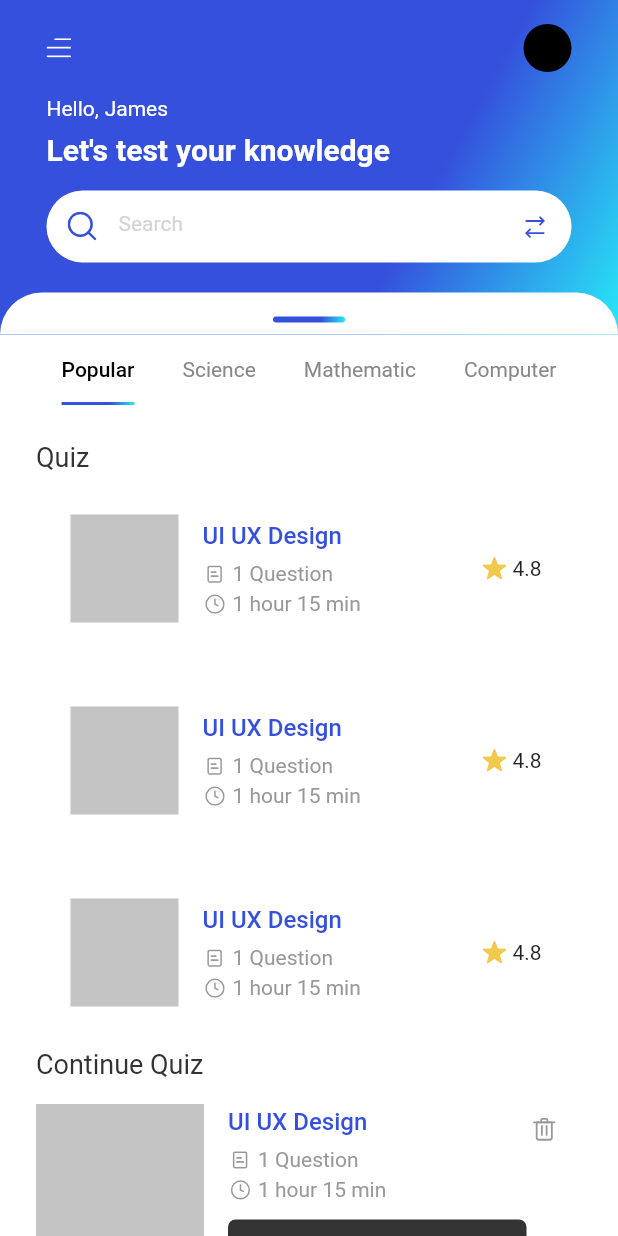
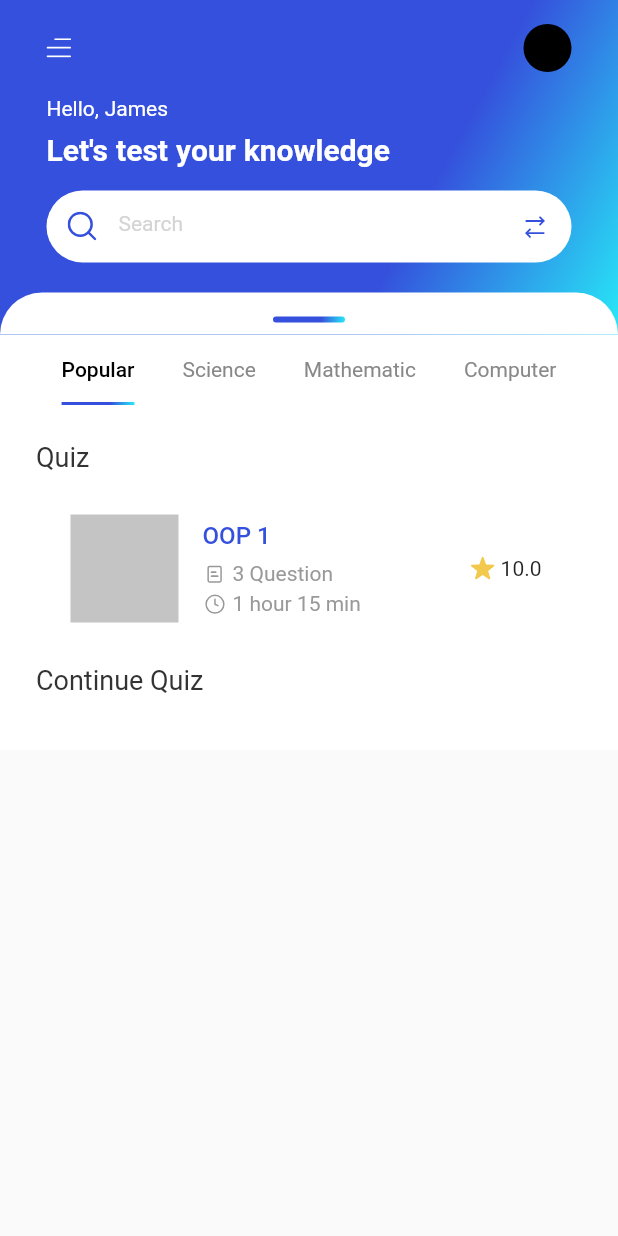
Before and after one commit to ngodat213/quiz_app, a Flutter app: the screen it shows after launch, on a phone screen of 412 x 824 dp. Run offline on Flutter 3.47's test engine with Material 2 defaults, Android fonts, the phone set to English and light mode, and no system bars; our stand-ins replace flutter_svg, google_fonts; Roboto replaces fonts that are missing (Ubuntu).

```diff
--- a/lib/main.dart
+++ b/lib/main.dart
@@ -1,6 +1,5 @@
 import 'package:flutter/material.dart';
 import 'package:quiz_app/screens/home_screen/home_screen.dart';
-import 'package:quiz_app/screens/quiz_screen/quiz_screen.dart';
 
 void main() {
   runApp(const MyApp());
--- a/lib/manager/manager_router.dart
+++ b/lib/manager/manager_router.dart
@@ -1,17 +1,11 @@
 import 'package:flutter/material.dart';
-import 'package:quiz_app/screens/detail_screen/detail_screen.dart';
 import 'package:quiz_app/screens/home_screen/home_screen.dart';
-import 'package:quiz_app/screens/quiz_screen/quiz_screen.dart';
 
 class ManagerRoutes {
   ManagerRoutes._();
   static String homeScreen = '/home_screen';
-  static String detailScreen = '/detail_screen';
-  static String quizScreen = '/quiz_screen';
 
   static Map<String, Widget Function(BuildContext)> manager = {
     homeScreen: (context) => const HomeScreen(),
-    detailScreen: (context) => const DetailScreen(),
-    quizScreen: (context) => const QuizScreen(),
   };
 }
--- a/lib/models/question.dart
+++ b/lib/models/question.dart
@@ -1,7 +1,34 @@
 class Question {
   int? id;
-  List<String>? questions;
+  String? question;
+  List<String>? options;
   int? aswer;
+  String? image;
+  int? userChoose;
 
-  Question({this.id, this.questions, this.aswer});
+  Question(
+      {this.id,
+      this.question,
+      this.options,
+      this.aswer,
+      this.image,
+      this.userChoose});
+
+  Question.fromJson(Map<String, dynamic> json) {
+    id = json['id'];
+    question = json['question'];
+    options = json['options'].cast<String>();
+    aswer = json['aswer'];
+    image = json['image'];
+  }
+
+  Map<String, dynamic> toJson() {
+    final Map<String, dynamic> data = new Map<String, dynamic>();
+    data['id'] = this.id;
+    data['question'] = this.question;
+    data['options'] = this.options;
+    data['aswer'] = this.aswer;
+    data['image'] = this.image;
+    return data;
+  }
 }
--- a/lib/models/quiz.dart
+++ b/lib/models/quiz.dart
@@ -6,6 +6,7 @@ class Quiz {
   int? totalHour;
   int? totalMin;
   List<Question>? questions;
+  int? totalPoint;
   double? rating;
 
   Quiz({
@@ -13,7 +14,48 @@ class Quiz {
     this.name,
     this.totalHour,
     this.totalMin,
+    this.questions,
+    this.totalPoint,
     this.rating,
-    this.questions,
   });
+
+  Quiz.clone(Quiz quiz)
+      : this(
+          id: quiz.id,
+          name: quiz.name,
+          totalHour: quiz.totalHour,
+          totalMin: quiz.totalMin,
+          questions: quiz.questions,
+          totalPoint: quiz.totalPoint,
+          rating: quiz.rating,
+        );
+
+  Quiz.fromJson(Map<String, dynamic> json) {
+    id = json['id'];
+    name = json['name'];
+    totalHour = json['totalHour'];
+    totalMin = json['totalMin'];
+    if (json['questions'] != null) {
+      questions = <Question>[];
+      json['questions'].forEach((v) {
+        questions!.add(new Question.fromJson(v));
+      });
+    }
+    totalPoint = json['totalPoint'];
+    rating = json['rating'].toDouble();
+  }
+
+  Map<String, dynamic> toJson() {
+    final Map<String, dynamic> data = new Map<String, dynamic>();
+    data['id'] = this.id;
+    data['name'] = this.name;
+    data['totalHour'] = this.totalHour;
+    data['totalMin'] = this.totalMin;
+    if (this.questions != null) {
+      data['questions'] = this.questions!.map((v) => v.toJson()).toList();
+    }
+    data['totalPoint'] = this.totalPoint;
+    data['rating'] = this.rating;
+    return data;
+  }
 }
--- a/lib/screens/home_screen/home_screen.dart
+++ b/lib/screens/home_screen/home_screen.dart
@@ -1,3 +1,5 @@
+import 'dart:convert';
+
 import 'package:flutter/material.dart';
 import 'package:flutter_svg/flutter_svg.dart';
 import 'package:quiz_app/models/question.dart';
@@ -5,8 +7,9 @@ import 'package:quiz_app/models/quiz.dart';
 import 'package:quiz_app/themes/color.dart';
 import 'package:quiz_app/themes/txt_style.dart';
 import 'package:quiz_app/widget/base_text.dart';
-import 'package:quiz_app/widget/continue_card.dart';
 import 'package:quiz_app/widget/quiz_card.dart';
+
+import 'package:flutter/services.dart' as rootBundle;
 
 class HomeScreen extends StatefulWidget {
   const HomeScreen({super.key});
@@ -16,24 +19,32 @@ class HomeScreen extends StatefulWidget {
 }
 
 class _HomeScreenState extends State<HomeScreen> {
-  final Quiz quiz = Quiz(
-    id: 1,
-    name: 'UI UX Design',
-    totalHour: 1,
-    totalMin: 15,
-    rating: 4.8,
-    questions: [
-      Question(
-        id: 1,
-        aswer: 1,
-        questions: ['A', 'B', 'C', 'D'],
-      ),
-    ],
-  );
+  List<Quiz> quizs = [];
+
+  @override
+  void initState() {
+    super.initState();
+    loadData();
+  }
+
+  Future<void> loadData() async {
+    List<Quiz> quiz = await getDataJson();
+    setState(() {
+      quizs = quiz;
+    });
+  }
+
+  Future<List<Quiz>> getDataJson() async {
+    final jsondata =
+        await rootBundle.rootBundle.loadString("lib/json/quiz.json");
+    final list = json.decode(jsondata) as List<dynamic>;
+    return list.map((e) => Quiz.fromJson(e)).toList();
+  }
+
   @override
   Widget build(BuildContext context) {
     return Scaffold(
-      body: _buildContent(quiz: quiz),
+      body: _buildContent(quizs: quizs),
     );
   }
 }
@@ -41,10 +52,10 @@ class _HomeScreenState extends State<HomeScreen> {
 class _buildContent extends StatefulWidget {
   const _buildContent({
     super.key,
-    required this.quiz,
+    required this.quizs,
   });
 
-  final Quiz quiz;
+  final List<Quiz> quizs;
 
   @override
   State<_buildContent> createState() => _buildContentState();
@@ -159,9 +170,13 @@ class _buildContentState extends State<_buildContent>
                       style: TxtStyle.font18(AppColors.line),
                     ),
                   ),
-                  QuizCard(quiz: widget.quiz),
-                  QuizCard(quiz: widget.quiz),
-                  QuizCard(quiz: widget.quiz),
+                  ListView.builder(
+                    itemCount: widget.quizs.length,
+                    shrinkWrap: true,
+                    itemBuilder: (context, index) {
+                      return QuizCard(quiz: widget.quizs[index]);
+                    },
+                  ),
                   Padding(
                     padding: const EdgeInsets.only(left: 24),
                     child: Text(
@@ -169,9 +184,6 @@ class _buildContentState extends State<_buildContent>
                       style: TxtStyle.font18(AppColors.line),
                     ),
                   ),
-                  ContinueCard(quiz: widget.quiz),
-                  ContinueCard(quiz: widget.quiz),
-                  ContinueCard(quiz: widget.quiz),
                   SizedBox(height: 36),
                 ],
               ),
@@ -179,37 +191,6 @@ class _buildContentState extends State<_buildContent>
           ),
         ),
       ],
-    );
-  }
-}
-
-class _btnStartQuiz extends StatelessWidget {
-  const _btnStartQuiz({
-    super.key,
-  });
-
-  @override
-  Widget build(BuildContext context) {
-    return Positioned(
-      bottom: 0,
-      child: Container(
-        padding: EdgeInsets.only(top: 16),
-        color: AppColors.background,
-        child: GestureDetector(
-          child: Container(
-            height: 50,
-            width: MediaQuery.of(context).size.width,
-            alignment: Alignment.center,
-            decoration: BoxDecoration(
-              gradient: AppColors.myGradient,
-            ),
-            child: Text(
-              'Start Quiz',
-              style: TxtStyle.font16(AppColors.background),
-            ),
-          ),
-        ),
-      ),
     );
   }
 }
--- a/lib/widget/quiz_card.dart
+++ b/lib/widget/quiz_card.dart
@@ -1,11 +1,9 @@
 import 'package:flutter/material.dart';
 import 'package:flutter_svg/flutter_svg.dart';
-import 'package:quiz_app/manager/manager_router.dart';
 import 'package:quiz_app/models/quiz.dart';
 import 'package:quiz_app/screens/detail_screen/detail_screen.dart';
 import 'package:quiz_app/themes/color.dart';
 import 'package:quiz_app/themes/txt_style.dart';
-import 'package:quiz_app/utils/base_navigation.dart';
 import 'package:quiz_app/widget/text_icon.dart';
 
 class QuizCard extends StatelessWidget {
@@ -21,7 +19,7 @@ class QuizCard extends StatelessWidget {
       onTap: () {
         Navigator.push(
           context,
-          MaterialPageRoute(builder: (context) => const DetailScreen()),
+          MaterialPageRoute(builder: (context) => DetailScreen(quiz: quiz)),
         );
       },
       child: Container(
--- a/pubspec.yaml
+++ b/pubspec.yaml
@@ -29,5 +29,7 @@ flutter:
   uses-material-design: true
 
   assets:
+    - lib/json/
     - res/
     - res/icons/
+    - res/images/
```
Also changed, not shown: lib/json/questions.json (added, +122 -0 lines), lib/json/quiz.json (added, +46 -0 lines), lib/screens/detail_screen/detail_screen.dart (+24 -14 lines), lib/screens/quiz_screen/quiz_screen.dart (+123 -71 lines), res/images/1_1.png (added).
